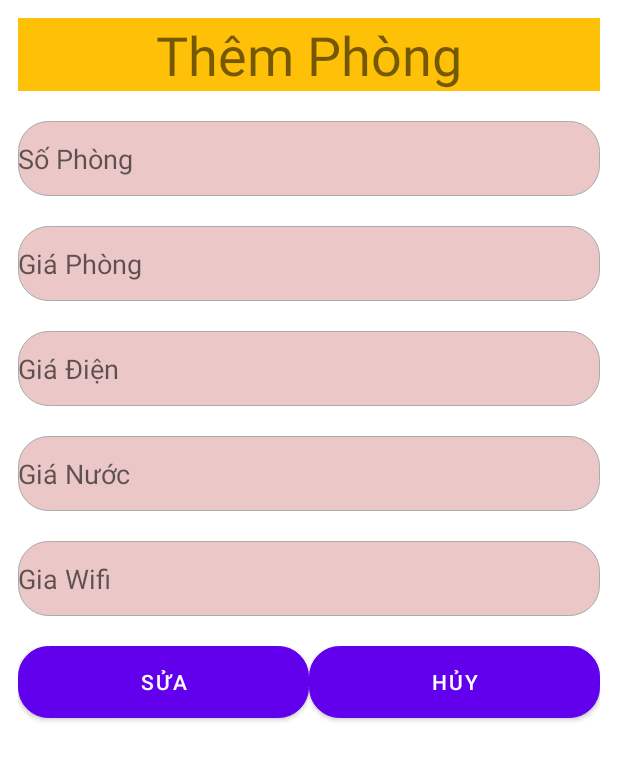
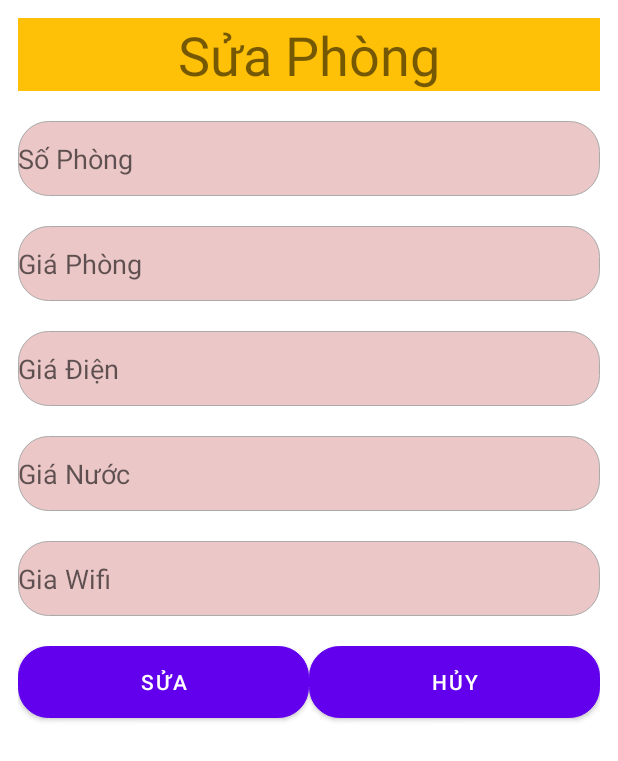
Before and after one commit to tranngochuy2107/app-nha-tro, an Android app: the layout dialog_sua_phong.xml on its own in the app's theme, with its tools: preview values and no code run, on a phone screen of 412 x 824 dp. Shown: the top 761 px of the screen. Run offline under Robolectric (Android 15) with nearby library versions, the phone set to English and light mode, and no system bars.

Commit message:
dialog_suaPhong

```diff
--- a/app/src/main/res/layout/dialog_sua_phong.xml
+++ b/app/src/main/res/layout/dialog_sua_phong.xml
@@ -10,7 +10,7 @@
     <TextView
         android:layout_width="match_parent"
         android:layout_height="wrap_content"
-        android:text="Thêm Phòng"
+        android:text="Sửa Phòng"
         android:textSize="36dp"
         android:background="@color/yellow"
         android:gravity="center"/>
```
